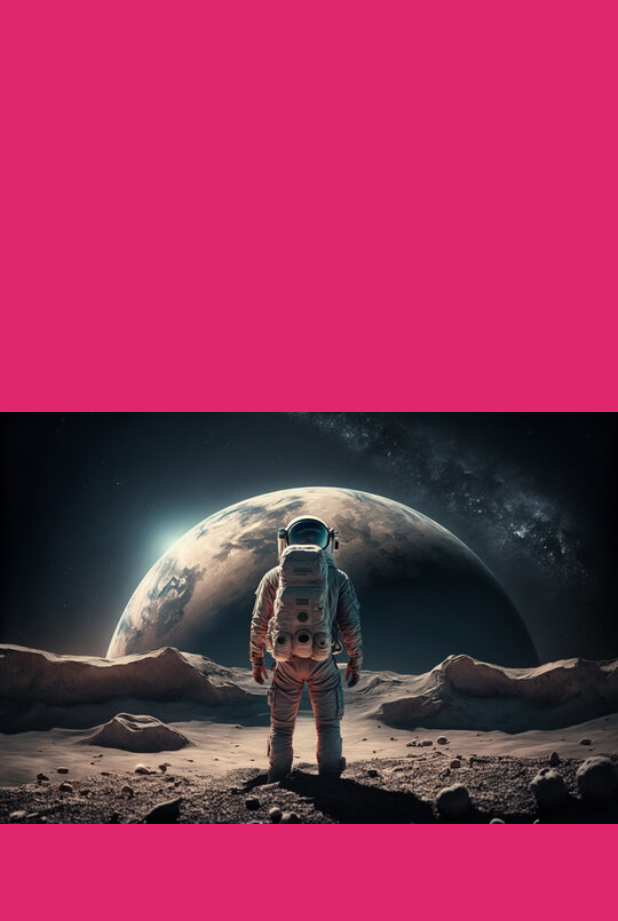
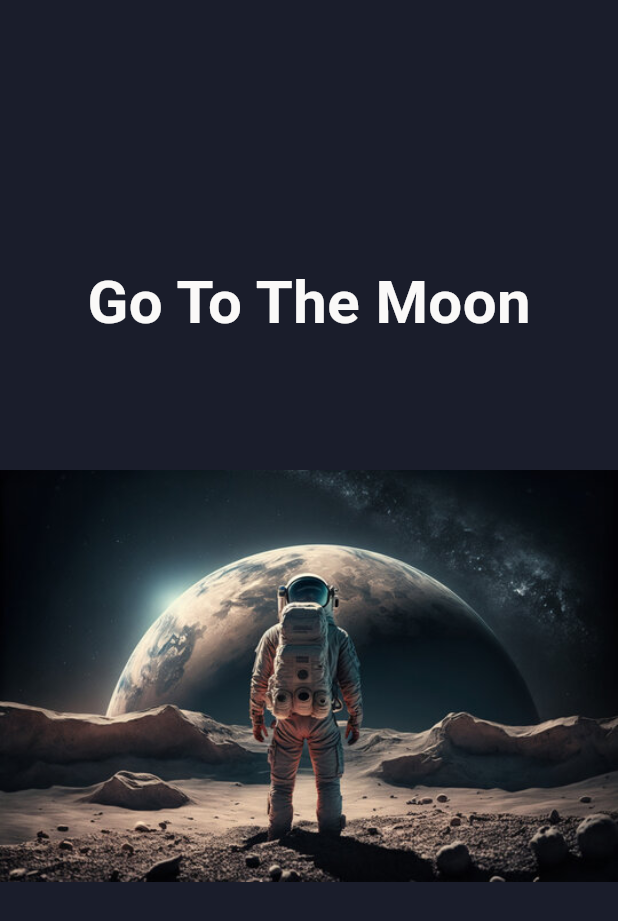
Before and after one commit to Mredul10/Go-To-The-Moon, a Flutter app: the screen it shows after launch, on a phone screen of 412 x 824 dp. Shown: the top 921 px of the screen. Run offline on Flutter 3.47's test engine with Material 3 defaults, Android fonts, the light colour scheme and no system bars.

Commit message:
Add Picture with text

```diff
--- a/lib/main.dart
+++ b/lib/main.dart
@@ -12,7 +12,7 @@ class MyGoMoonApp extends StatelessWidget {
     return MaterialApp(
       title: 'Go To Moon',
       theme: ThemeData(
-        scaffoldBackgroundColor: const Color.fromARGB(255, 224, 38, 109),
+        scaffoldBackgroundColor: Color.fromARGB(255, 26, 29, 43),
       ),
       home: const HomePage(),
     );
--- a/lib/pages/home_page.dart
+++ b/lib/pages/home_page.dart
@@ -6,32 +6,45 @@ class HomePage extends StatelessWidget {
   @override
   Widget build(BuildContext context) {
     return Scaffold(
-      body: SafeArea(child: Container(
-        child: _astronautImage() ,
-      ),),
-    );
-  }
-  Widget _textWidget(){
-    return Center(
-      child: Text('Go To The Moon', style: TextStyle(
-        color: Color.fromARGB(255, 245, 245, 245),
-        fontSize: 45,
-        fontWeight: FontWeight.bold,
-      ),),
+      body: Column(
+        mainAxisAlignment: MainAxisAlignment.center,
+        children: [
+          _textWidget(),
+          SizedBox(height: 20,),
+          _astronautImage()
+        ],
+      )
     );
   }
 
 
+
+
   Widget _astronautImage(){
-    return Container(
-      decoration: const BoxDecoration(
-        image: DecorationImage(
-          image: AssetImage('assets/images/moon.jpg'),
+    return SizedBox(
+      height: 400,
+      child: Container(
+        decoration: const BoxDecoration(
+          image: DecorationImage(
+            image: AssetImage('assets/images/moon.jpg'),
+            fit: BoxFit.fitWidth
 
+          ),
         ),
       ),
     );
-  }
+}
+
+Widget _textWidget(){
+  return SafeArea(child: Text(
+    'Go To The Moon',
+    style: TextStyle(
+      fontSize: 40,
+      fontWeight: FontWeight.bold,
+      color: const Color.fromARGB(255, 250, 249, 248)
+    ),
+  ),);
+}
 
 
 
```
